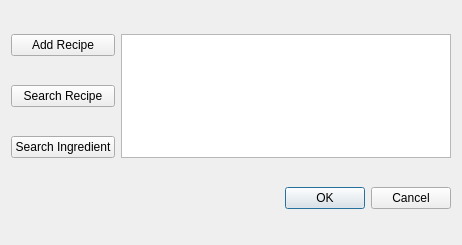
Old version of the form mealplanner/recipebook.ui in the repository escobaros-dos/mealplanner.
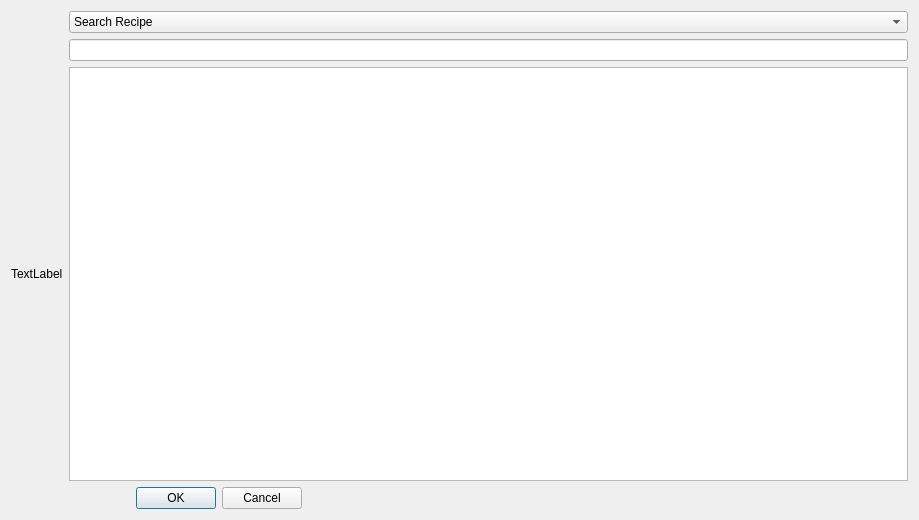
New version of the form.

Diff of the .ui file:
```diff
--- a/mealplanner/recipebook.ui
+++ b/mealplanner/recipebook.ui
@@ -6,40 +6,28 @@
    <rect>
     <x>0</x>
     <y>0</y>
-    <width>462</width>
-    <height>245</height>
+    <width>919</width>
+    <height>520</height>
    </rect>
   </property>
   <property name="windowTitle">
    <string>Dialog</string>
   </property>
   <layout class="QGridLayout" name="gridLayout">
-   <item row="0" column="1" rowspan="3">
-    <widget class="QTextEdit" name="ListIngredientButton"/>
+   <item row="1" column="2">
+    <widget class="QLineEdit" name="lineEdit_2"/>
    </item>
-   <item row="0" column="0">
-    <widget class="QPushButton" name="AddRecipeButton">
-     <property name="text">
-      <string>Add Recipe</string>
-     </property>
-    </widget>
+   <item row="3" column="2">
+    <widget class="QTextEdit" name="textEdit"/>
    </item>
-   <item row="2" column="0">
-    <widget class="QPushButton" name="SearchIngredientButton">
-     <property name="text">
-      <string>Search Ingredient</string>
-     </property>
-    </widget>
-   </item>
-   <item row="1" column="0">
-    <widget class="QPushButton" name="SearchRecipeButton">
-     <property name="text">
-      <string>Search Recipe</string>
-     </property>
-    </widget>
-   </item>
-   <item row="3" column="1">
+   <item row="4" column="2">
     <widget class="QDialogButtonBox" name="buttonBox">
+     <property name="maximumSize">
+      <size>
+       <width>233</width>
+       <height>34</height>
+      </size>
+     </property>
      <property name="orientation">
       <enum>Qt::Horizontal</enum>
      </property>
@@ -48,6 +36,27 @@
      </property>
     </widget>
    </item>
+   <item row="0" column="2">
+    <widget class="QComboBox" name="comboBox">
+     <item>
+      <property name="text">
+       <string>Search Recipe</string>
+      </property>
+     </item>
+     <item>
+      <property name="text">
+       <string>Search Ingredient</string>
+      </property>
+     </item>
+    </widget>
+   </item>
+   <item row="3" column="0">
+    <widget class="QLabel" name="label">
+     <property name="text">
+      <string>TextLabel</string>
+     </property>
+    </widget>
+   </item>
   </layout>
  </widget>
  <resources/>
```
